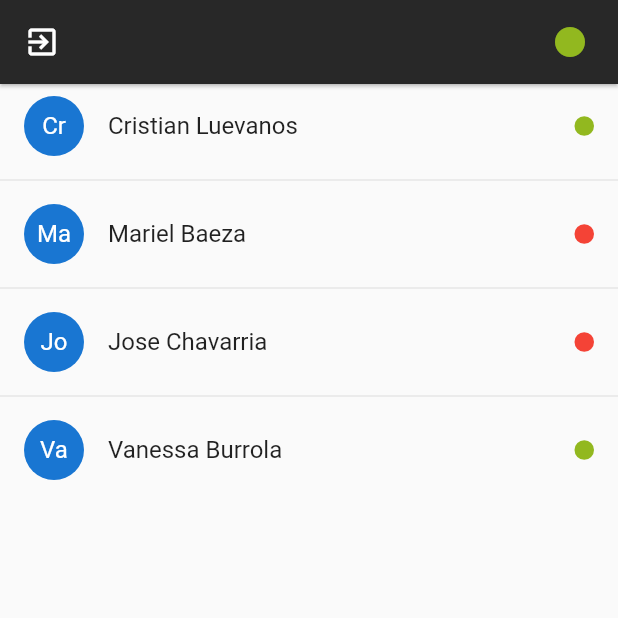
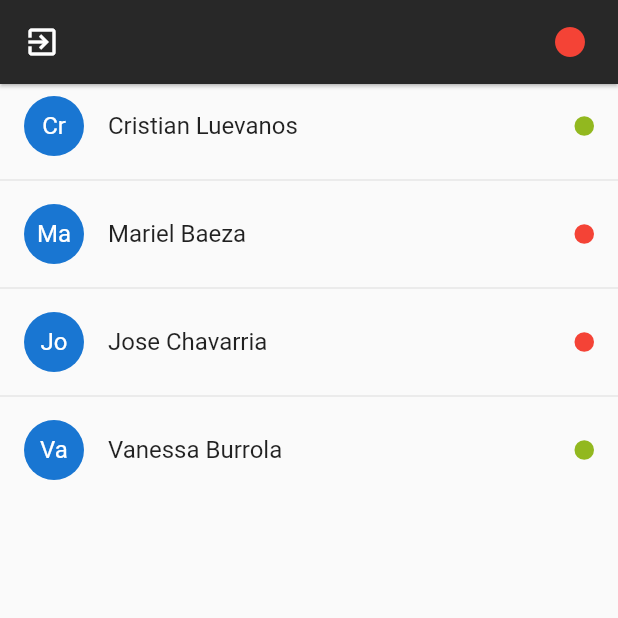
Before and after one commit to C3sarAcosta/chatClase, a Flutter app: the screen it shows after launch, on a phone screen of 412 x 824 dp, the top half of it. Run offline on Flutter 3.47's test engine with Material 2 defaults, Android fonts, the phone set to English and light mode, and no system bars; our stand-ins replace flutter_secure_storage, socket_io_client; accounts and stored records are empty.

Commit message:
Cambiar icono conexion

```diff
--- a/lib/pages/usuarios_page.dart
+++ b/lib/pages/usuarios_page.dart
@@ -54,12 +54,11 @@ class _UsuarioPageState extends State<UsuarioPage> {
         ),
         actions: [
           Container(
-            padding: EdgeInsets.only(right: 20),
-            child: Icon(
-              Icons.circle_rounded,
-              color: Color.fromRGBO(146, 184, 31, 1),
-            ),
-          )
+              padding: EdgeInsets.only(right: 20),
+              child: (socketService.serverStatus == ServerStatus.Online)
+                  ? Icon(Icons.circle_rounded,
+                      color: Color.fromRGBO(146, 184, 31, 1))
+                  : Icon(Icons.circle_rounded, color: Colors.red))
         ],
       ),
       body: ListView.separated(
```
